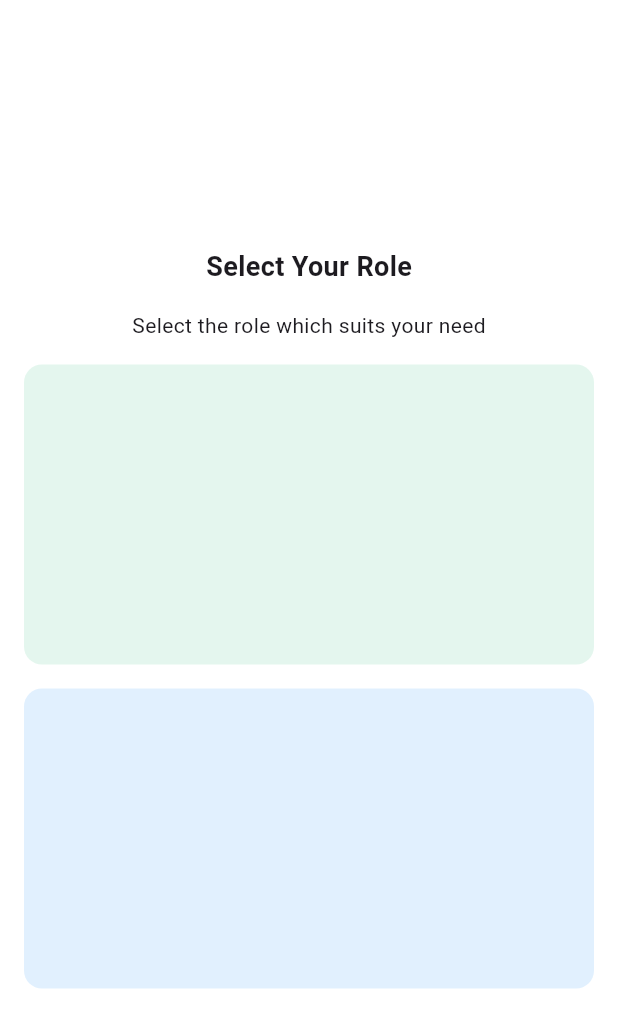
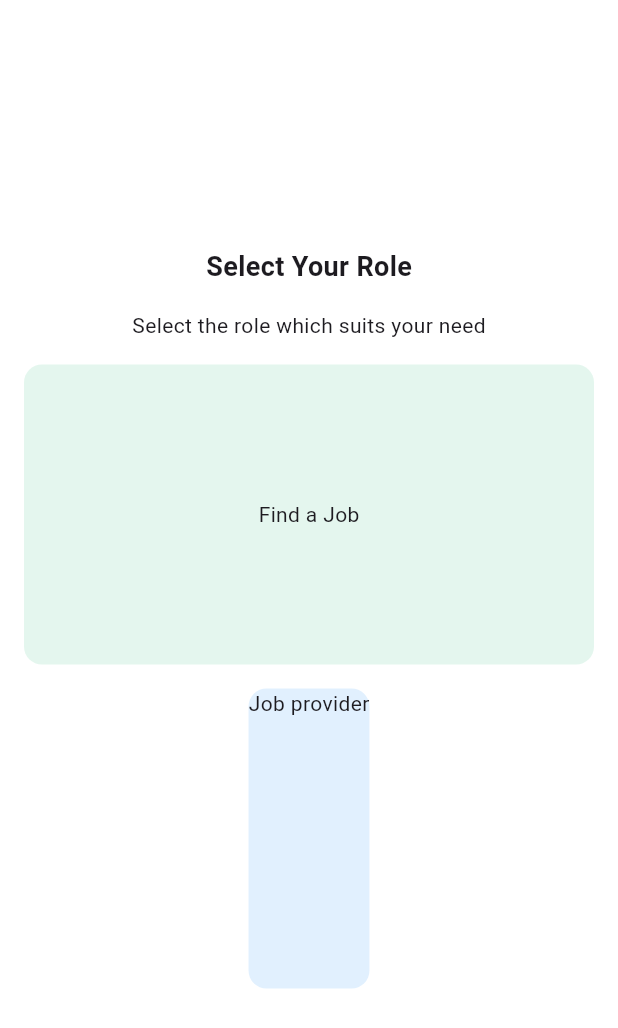
Before and after one commit to JAICHANGPARK/flutter_notebook_chapter_42, a Flutter app: the HrSelectScreen screen opened directly, on a phone screen of 412 x 824 dp. Shown: the top 1028 px of the screen. Run offline on Flutter 3.47's test engine with Material 3 defaults, Android fonts, the light colour scheme and no system bars; our stand-ins replace date_picker_timeline, gap, hugeicons.

Commit message:
Update hr_select_screen.dart

```diff
--- a/lib/ep2124_hr_app/views/hr_select_screen.dart
+++ b/lib/ep2124_hr_app/views/hr_select_screen.dart
@@ -38,7 +38,7 @@ class _HrSelectScreenState extends State<HrSelectScreen> {
                     borderRadius: BorderRadius.circular(12),
                   ),
                   child: Center(
-                    child: Text(""),
+                    child: Text("Find a Job"),
                   ),
                 ),
                 Container(
@@ -47,6 +47,7 @@ class _HrSelectScreenState extends State<HrSelectScreen> {
                     color: Color(0x221d8ff8),
                     borderRadius: BorderRadius.circular(12),
                   ),
+                  child: Text("Job provider"),
                 )
               ],
             ),
```
